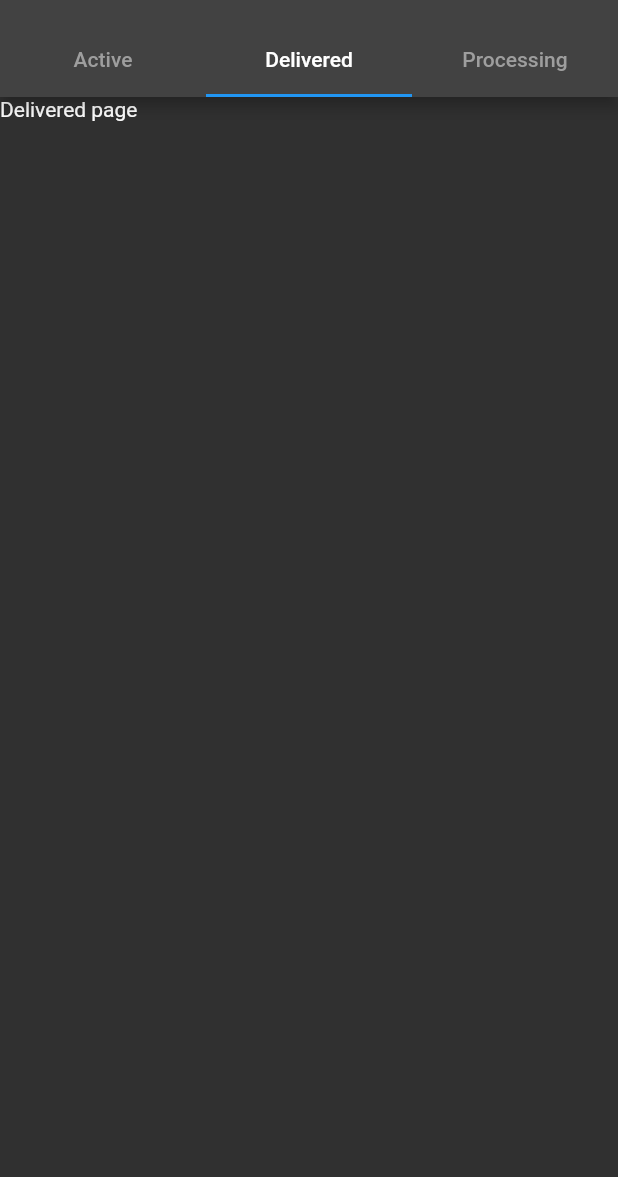
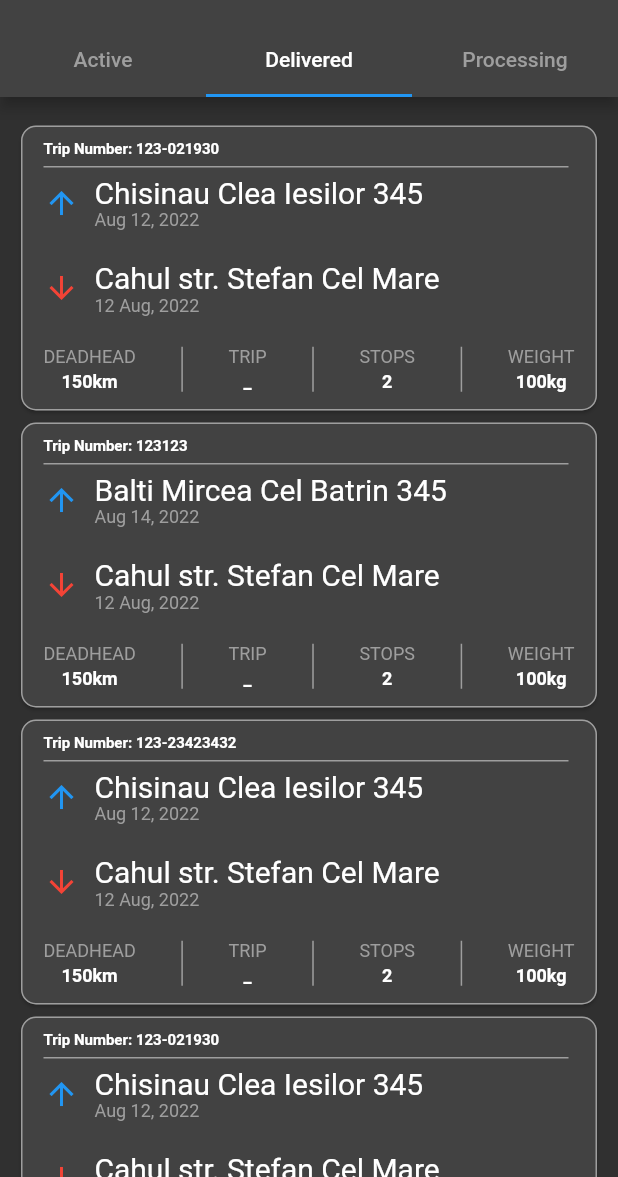
Before and after one commit to bezhenareugen/track_app_mvp, a Flutter app: the screen it shows after launch, tab 2 chosen, on a phone screen of 412 x 824 dp, the part 59-1236 px from its top. Run offline on Flutter 3.47's test engine with Material 2 defaults, Android fonts, the phone set to English and light mode, and no system bars.

Commit message:
Added custom widget 'DeliveryInfo'

```diff
--- /dev/null
+++ b/track_app/lib/components/delivery_info.dart
@@ -0,0 +1,237 @@
+import 'package:flutter/material.dart';
+
+class DeliveryInfoWidget extends StatefulWidget {
+  const DeliveryInfoWidget({
+    super.key,
+    required this.tripNumber,
+    required this.departureAddress,
+    required this.departureDate,
+    required this.destinationAddress,
+    required this.destinationDate,
+    required this.deadHead,
+    required this.trip,
+    required this.stops,
+    required this.weight,
+  });
+
+  final String tripNumber;
+  final String departureAddress;
+  final String departureDate;
+  final String destinationAddress;
+  final String destinationDate;
+  final String? deadHead;
+  final String? trip;
+  final String? stops;
+  final String? weight;
+
+  @override
+  State<DeliveryInfoWidget> createState() => _DeliveryWidgetState();
+}
+
+class _DeliveryWidgetState extends State<DeliveryInfoWidget> {
+  @override
+  Widget build(BuildContext context) {
+    return Card(
+      shape: RoundedRectangleBorder(
+        side: const BorderSide(
+          color: Colors.grey,
+        ),
+        borderRadius: BorderRadius.circular(10.0),
+      ),
+      child: Container(
+        height: 190,
+        padding:
+            const EdgeInsets.only(left: 15, top: 10, right: 15, bottom: 10),
+        child: Column(
+          children: [
+            Row(
+              children: [
+                Text("Trip Number: ${widget.tripNumber}",
+                    style: const TextStyle(
+                        fontSize: 10,
+                        fontWeight: FontWeight.bold,
+                        color: Colors.white)),
+              ],
+            ),
+            Row(
+              children: [
+                Container(
+                  margin: const EdgeInsets.only(top: 5, bottom: 5),
+                  width: 350,
+                  height: 1,
+                  color: Colors.grey,
+                ),
+              ],
+            ),
+            Row(
+              children: [
+                Column(
+                  children: const [
+                    Icon(Icons.arrow_upward, color: Colors.blue),
+                  ],
+                ),
+                const SizedBox(
+                  width: 10,
+                ),
+                Column(
+                  crossAxisAlignment: CrossAxisAlignment.start,
+                  children: [
+                    Row(
+                      mainAxisAlignment: MainAxisAlignment.start,
+                      children: [
+                        Text(widget.departureAddress,
+                            style: const TextStyle(
+                                fontSize: 20, color: Colors.white)),
+                      ],
+                    ),
+                    Row(
+                      children: [
+                        Text(widget.departureDate,
+                            style: const TextStyle(
+                                fontSize: 12, color: Colors.grey)),
+                      ],
+                    ),
+                  ],
+                )
+              ],
+            ),
+            const SizedBox(height: 20),
+            Row(
+              children: [
+                Column(
+                  children: const [
+                    Icon(Icons.arrow_downward, color: Colors.red),
+                  ],
+                ),
+                const SizedBox(
+                  width: 10,
+                ),
+                Column(
+                  crossAxisAlignment: CrossAxisAlignment.start,
+                  children: [
+                    Row(
+                      mainAxisAlignment: MainAxisAlignment.start,
+                      children: [
+                        Text(widget.destinationAddress,
+                            style: const TextStyle(
+                                fontSize: 20, color: Colors.white)),
+                      ],
+                    ),
+                    Row(
+                      children: [
+                        Text(widget.destinationDate,
+                            style: const TextStyle(
+                                fontSize: 12, color: Colors.grey)),
+                      ],
+                    ),
+                  ],
+                )
+              ],
+            ),
+            const SizedBox(height: 20),
+            Row(
+              mainAxisAlignment: MainAxisAlignment.spaceBetween,
+              children: [
+                Column(
+                  children: [
+                    Row(
+                      children: const [
+                        Text("DEADHEAD",
+                            style: TextStyle(fontSize: 12, color: Colors.grey)),
+                      ],
+                    ),
+                    const SizedBox(height: 3),
+                    Row(
+                      children: [
+                        Text(widget.deadHead ?? "_",
+                            style: const TextStyle(
+                                fontSize: 12,
+                                color: Colors.white,
+                                fontWeight: FontWeight.bold)),
+                      ],
+                    )
+                  ],
+                ),
+                Container(
+                  width: 1,
+                  height: 30,
+                  color: Colors.grey,
+                ),
+                Column(
+                  children: [
+                    Row(
+                      children: const [
+                        Text("TRIP",
+                            style: TextStyle(fontSize: 12, color: Colors.grey)),
+                      ],
+                    ),
+                    const SizedBox(height: 3),
+                    Row(
+                      children: [
+                        Text(widget.trip ?? "_",
+                            style: const TextStyle(
+                                fontSize: 12,
+                                color: Colors.white,
+                                fontWeight: FontWeight.bold)),
+                      ],
+                    )
+                  ],
+                ),
+                Container(
+                  width: 1,
+                  height: 30,
+                  color: Colors.grey,
+                ),
+                Column(
+                  children: [
+                    Row(
+                      children: const [
+                        Text("STOPS",
+                            style: TextStyle(fontSize: 12, color: Colors.grey)),
+                      ],
+                    ),
+                    const SizedBox(height: 3),
+                    Row(
+                      children: [
+                        Text(widget.stops ?? "_",
+                            style: const TextStyle(
+                                fontSize: 12,
+                                color: Colors.white,
+                                fontWeight: FontWeight.bold)),
+                      ],
+                    )
+                  ],
+                ),
+                Container(
+                  width: 1,
+                  height: 30,
+                  color: Colors.grey,
+                ),
+                Column(
+                  children: [
+                    Row(
+                      children: const [
+                        Text("WEIGHT",
+                            style: TextStyle(fontSize: 12, color: Colors.grey)),
+                      ],
+                    ),
+                    const SizedBox(height: 3),
+                    Row(
+                      children: [
+                        Text(widget.weight ?? "_",
+                            style: const TextStyle(
+                                fontSize: 12,
+                                color: Colors.white,
+                                fontWeight: FontWeight.bold)),
+                      ],
+                    )
+                  ],
+                ),
+              ],
+            )
+          ],
+        ),
+      ),
+    );
+  }
+}
--- a/track_app/lib/components/tabs_view_.dart
+++ b/track_app/lib/components/tabs_view_.dart
@@ -1,5 +1,7 @@
 import 'package:flutter/material.dart';
+import 'package:track_app/components/delivery_info.dart';
 import 'package:track_app/models/status_model.dart';
+import 'package:track_app/screens/delivery_screen.dart';
 
 class TabBarMain extends StatefulWidget {
   const TabBarMain({super.key});
@@ -90,12 +92,15 @@ class _FavoriteWidgetState extends State<TabBarMain> {
               ],
             ),
           ),
-          body: const TabBarView(
-            children: [
-              Text("Active page"),
-              Text("Delivered page"),
-              Text("Processing page"),
-            ],
+          body: const Padding(
+            padding: EdgeInsets.only(left: 10, top: 15, right: 10),
+            child: TabBarView(
+              children: [
+                Text("Active page"),
+                DeliveryScreen(),
+                Text("Processing page"),
+              ],
+            ),
           ),
         ),
       ),
--- a/track_app/lib/main.dart
+++ b/track_app/lib/main.dart
@@ -1,4 +1,5 @@
 import 'package:flutter/material.dart';
+import 'package:track_app/components/delivery_info.dart';
 
 import 'components/tabs_view_.dart';
 
--- /dev/null
+++ b/track_app/lib/screens/delivery_screen.dart
@@ -0,0 +1,62 @@
+import 'package:flutter/cupertino.dart';
+import 'package:flutter/material.dart';
+import 'package:track_app/components/delivery_info.dart';
+
+class DeliveryScreen extends StatefulWidget {
+  const DeliveryScreen({super.key});
+
+  @override
+  State<StatefulWidget> createState() => _DeliveryScreenState();
+}
+
+class _DeliveryScreenState extends State<DeliveryScreen> {
+  List<DeliveryInfoWidget> items = [
+    const DeliveryInfoWidget(
+        tripNumber: "123-021930",
+        departureAddress: "Chisinau Clea Iesilor 345",
+        departureDate: "Aug 12, 2022",
+        destinationAddress: "Cahul str. Stefan Cel Mare",
+        destinationDate: "12 Aug, 2022",
+        deadHead: "150km",
+        trip: null,
+        stops: "2",
+        weight: "100kg"),
+    const DeliveryInfoWidget(
+        tripNumber: "123123",
+        departureAddress: "Balti Mircea Cel Batrin 345",
+        departureDate: "Aug 14, 2022",
+        destinationAddress: "Cahul str. Stefan Cel Mare",
+        destinationDate: "12 Aug, 2022",
+        deadHead: "150km",
+        trip: null,
+        stops: "2",
+        weight: "100kg"),
+    const DeliveryInfoWidget(
+        tripNumber: "123-23423432",
+        departureAddress: "Chisinau Clea Iesilor 345",
+        departureDate: "Aug 12, 2022",
+        destinationAddress: "Cahul str. Stefan Cel Mare",
+        destinationDate: "12 Aug, 2022",
+        deadHead: "150km",
+        trip: null,
+        stops: "2",
+        weight: "100kg"),
+    const DeliveryInfoWidget(
+        tripNumber: "123-021930",
+        departureAddress: "Chisinau Clea Iesilor 345",
+        departureDate: "Aug 12, 2022",
+        destinationAddress: "Cahul str. Stefan Cel Mare",
+        destinationDate: "12 Aug, 2022",
+        deadHead: "1124km",
+        trip: "180km",
+        stops: null,
+        weight: "100kg"),
+  ];
+
+  @override
+  Widget build(BuildContext context) {
+    return ListView(
+      children: items,
+    );
+  }
+}
```
Also changed, not shown: track_app/lib/test.dart (+24 -0 lines).
